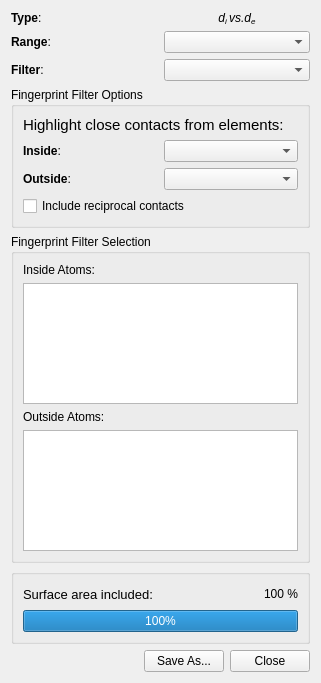
This is src/dialogs/fingerprintoptions.ui in peterspackman/crystalexplorer as Qt 5 draws it before an edit. The edited form follows.
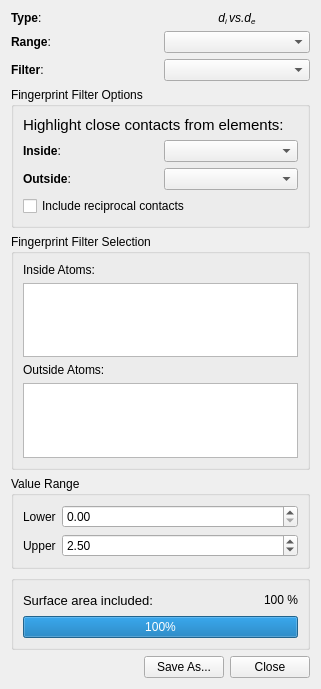
This is the edited form.

Commit message: Add filter options for fingerprints for de/di value ranges

The edit to the form file:
```diff
--- a/src/dialogs/fingerprintoptions.ui
+++ b/src/dialogs/fingerprintoptions.ui
@@ -7,7 +7,7 @@
     <x>0</x>
     <y>0</y>
     <width>321</width>
-    <height>683</height>
+    <height>689</height>
    </rect>
   </property>
   <property name="windowTitle">
@@ -142,6 +142,50 @@
      </layout>
     </widget>
    </item>
+   <item>
+    <widget class="QGroupBox" name="valueRangeGroupBox">
+     <property name="title">
+      <string>Value Range</string>
+     </property>
+     <layout class="QVBoxLayout" name="verticalLayout_5">
+      <item>
+       <layout class="QFormLayout" name="formLayout">
+        <item row="0" column="1">
+         <widget class="QDoubleSpinBox" name="filterMinimumSpinBox">
+          <property name="singleStep">
+           <double>0.100000000000000</double>
+          </property>
+         </widget>
+        </item>
+        <item row="0" column="0">
+         <widget class="QLabel" name="filterMinimumLabel">
+          <property name="text">
+           <string>Lower</string>
+          </property>
+         </widget>
+        </item>
+        <item row="1" column="0">
+         <widget class="QLabel" name="filterMaximumLabel">
+          <property name="text">
+           <string>Upper</string>
+          </property>
+         </widget>
+        </item>
+        <item row="1" column="1">
+         <widget class="QDoubleSpinBox" name="filterMaximumSpinBox">
+          <property name="singleStep">
+           <double>0.100000000000000</double>
+          </property>
+          <property name="value">
+           <double>2.500000000000000</double>
+          </property>
+         </widget>
+        </item>
+       </layout>
+      </item>
+     </layout>
+    </widget>
+   </item>
    <item>
     <spacer name="verticalSpacer">
      <property name="orientation">
```
Left out of the diff: 9 changed lines with no effect on the pictures. The commit also changes 4 other files.
